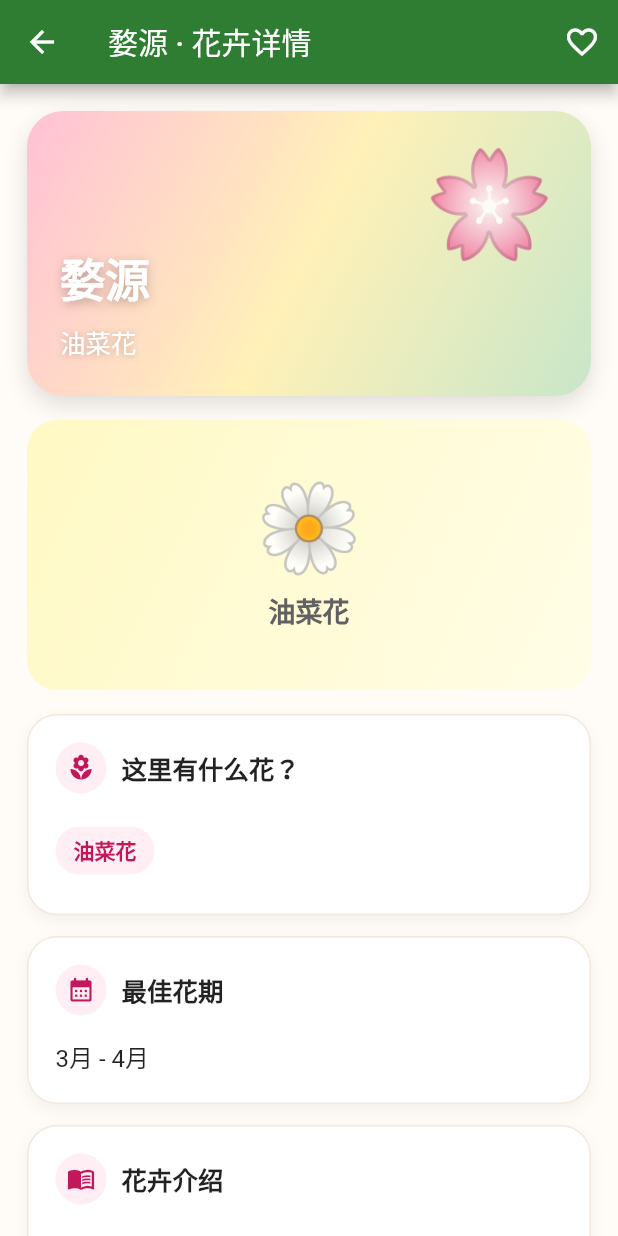
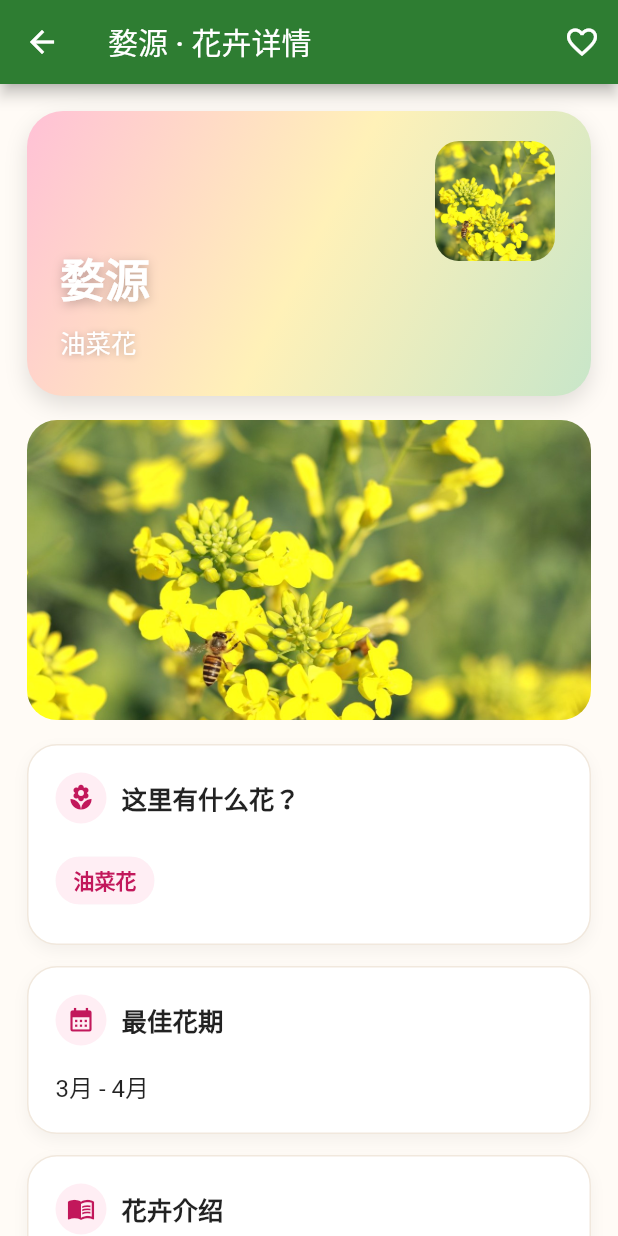
Before and after one commit to blackrain0424-arch/huayu_hua, a Flutter app: the DiscoverPage screen opened directly, after a tap on "油菜花海", on a phone screen of 412 x 824 dp. Run offline on Flutter 3.47's test engine with Material 3 defaults, Android fonts, the phone set to English and light mode, and no system bars; our stand-ins replace flutter_map, flutter_tts, geolocator, image_picker, latlong2, shared_preferences and 1 more; accounts and stored records are empty.

Commit message:
feat: 全面替换花卉emoji为实景图片 + 更新README开发文档
- 新增 FlowerImageMapper 花名→图片路径映射工具 (lib/utils/)
- 新增 FlowerImageWidget 可复用花卉图片组件 (lib/widgets/)
- 更新 flower_detail_page: 渐变占位图→Image.asset实景图
- 更新 map_home_page: 地图标记/搜索结果/弹出层替换为实景图
- 更新 discover_page: 推荐卡片/月份网格替换为实景图
- 更新 favorites_page/browse_history_page: 列表图标替换
- README.md: 完整开发平台文档、项目结构、功能一览

```diff
--- a/lib/pages/browse_history_page.dart
+++ b/lib/pages/browse_history_page.dart
@@ -4,6 +4,7 @@ import '../models/flower_spot.dart';
 import '../data/flower_data.dart';
 import '../services/storage_service.dart';
 import '../widgets/common_widgets.dart';
+import '../widgets/flower_image_widget.dart';
 import 'flower_detail_page.dart';
 
 class BrowseHistoryPage extends StatefulWidget {
@@ -129,11 +130,13 @@ class _BrowseHistoryPageState extends State<BrowseHistoryPage> {
               width: 46,
               height: 46,
               decoration: const BoxDecoration(
-                color: appLightPink,
                 shape: BoxShape.circle,
               ),
-              alignment: Alignment.center,
-              child: const Text('🌸', style: TextStyle(fontSize: 22)),
+              child: FlowerImageWidget(
+                flowerNames: record.flowers,
+                size: 46,
+                circle: true,
+              ),
             ),
             const SizedBox(width: 14),
             Expanded(
--- a/lib/pages/discover_page.dart
+++ b/lib/pages/discover_page.dart
@@ -2,6 +2,7 @@ import 'package:flutter/material.dart';
 import '../data/flower_data.dart';
 import '../widgets/common_widgets.dart';
 import '../widgets/daily_flower_card.dart';
+import '../widgets/flower_image_widget.dart';
 import 'flower_detail_page.dart';
 
 class DiscoverPage extends StatelessWidget {
@@ -27,7 +28,7 @@ class DiscoverPage extends StatelessWidget {
           const SizedBox(height: 12),
           _buildRecommendCard(
             context,
-            emoji: '🌸',
+            flowerName: '牡丹',
             title: '春日牡丹',
             subtitle: '洛阳、菏泽 · 4月前后',
             description: '牡丹雍容华贵，是春季最具代表性的观赏花卉之一。',
@@ -36,7 +37,7 @@ class DiscoverPage extends StatelessWidget {
           ),
           _buildRecommendCard(
             context,
-            emoji: '🌼',
+            flowerName: '油菜花',
             title: '油菜花海',
             subtitle: '婺源 · 3月 - 4月',
             description: '层层梯田与金黄色花海交织，是春日旅行的经典目的地。',
@@ -45,7 +46,7 @@ class DiscoverPage extends StatelessWidget {
           ),
           _buildRecommendCard(
             context,
-            emoji: '💜',
+            flowerName: '薰衣草',
             title: '薰衣草花田',
             subtitle: '伊犁 · 6月 - 7月',
             description: '夏季的伊犁有大片紫色薰衣草花田，浪漫又治愈。',
@@ -155,7 +156,7 @@ class DiscoverPage extends StatelessWidget {
 
   Widget _buildRecommendCard(
     BuildContext context, {
-    required String emoji,
+    required String flowerName,
     required String title,
     required String subtitle,
     required String description,
@@ -184,7 +185,11 @@ class DiscoverPage extends StatelessWidget {
         child: Row(
           crossAxisAlignment: CrossAxisAlignment.start,
           children: [
-            Text(emoji, style: const TextStyle(fontSize: 38)),
+            FlowerImageWidget(
+              flowerName: flowerName,
+              size: 52,
+              borderRadius: 12,
+            ),
             const SizedBox(width: 14),
             Expanded(
               child: Column(
@@ -248,7 +253,11 @@ class DiscoverPage extends StatelessWidget {
             ),
             child: Column(
               children: [
-                Text(m['e']!, style: const TextStyle(fontSize: 28)),
+                FlowerImageWidget(
+                  flowerName: m['f']!,
+                  size: 36,
+                  borderRadius: 10,
+                ),
                 const SizedBox(height: 4),
                 Text(
                   m['m']!,
--- a/lib/pages/favorites_page.dart
+++ b/lib/pages/favorites_page.dart
@@ -3,6 +3,7 @@ import '../models/flower_spot.dart';
 import '../data/flower_data.dart';
 import '../services/storage_service.dart';
 import '../widgets/common_widgets.dart';
+import '../widgets/flower_image_widget.dart';
 import 'flower_detail_page.dart';
 
 class FavoritesPage extends StatefulWidget {
@@ -100,11 +101,13 @@ class _FavoritesPageState extends State<FavoritesPage> {
               width: 46,
               height: 46,
               decoration: const BoxDecoration(
-                color: appLightPink,
                 shape: BoxShape.circle,
               ),
-              alignment: Alignment.center,
-              child: const Text('🌸', style: TextStyle(fontSize: 22)),
+              child: FlowerImageWidget(
+                flowerNames: spot.flowers,
+                size: 46,
+                circle: true,
+              ),
             ),
             const SizedBox(width: 14),
             Expanded(
--- a/lib/pages/flower_detail_page.dart
+++ b/lib/pages/flower_detail_page.dart
@@ -3,6 +3,8 @@ import '../models/flower_spot.dart';
 import '../models/browse_record.dart';
 import '../services/storage_service.dart';
 import '../widgets/common_widgets.dart';
+import '../widgets/flower_image_widget.dart';
+import '../utils/flower_image_mapper.dart';
 
 class FlowerDetailPage extends StatefulWidget {
   final FlowerSpot spot;
@@ -149,10 +151,14 @@ class _FlowerDetailPageState extends State<FlowerDetailPage> {
       ),
       child: Stack(
         children: [
-          const Positioned(
+          Positioned(
             right: 24,
             top: 20,
-            child: Text('🌸', style: TextStyle(fontSize: 70)),
+            child: FlowerImageWidget(
+              flowerNames: spot.flowers,
+              size: 80,
+              borderRadius: 16,
+            ),
           ),
           Positioned(
             left: 22,
@@ -190,38 +196,49 @@ class _FlowerDetailPageState extends State<FlowerDetailPage> {
 
   Widget _buildImagePlaceholder() {
     final spot = widget.spot;
-    final List<Color> gradientColors;
-    if (spot.flowers.contains('樱花')) {
-      gradientColors = [const Color(0xFFFFC1D6), const Color(0xFFFFE0EC)];
-    } else if (spot.flowers.contains('荷花')) {
-      gradientColors = [const Color(0xFFC8E6C9), const Color(0xFFF1F8E9)];
-    } else if (spot.flowers.contains('薰衣草')) {
-      gradientColors = [const Color(0xFFE1BEE7), const Color(0xFFF3E5F5)];
-    } else if (spot.flowers.contains('油菜花')) {
-      gradientColors = [const Color(0xFFFFF9C4), const Color(0xFFFFFDE7)];
-    } else if (spot.flowers.contains('梅花')) {
-      gradientColors = [const Color(0xFFFFCDD2), const Color(0xFFFFF0F0)];
-    } else if (spot.flowers.contains('向日葵')) {
-      gradientColors = [const Color(0xFFFFE082), const Color(0xFFFFF8E1)];
-    } else if (spot.flowers.contains('桃花')) {
-      gradientColors = [const Color(0xFFF8BBD0), const Color(0xFFFCE4EC)];
-    } else if (spot.flowers.contains('牡丹')) {
-      gradientColors = [const Color(0xFFE1BEE7), const Color(0xFFFCE4EC)];
-    } else {
-      gradientColors = [const Color(0xFFC8E6C9), const Color(0xFFFFF1B8)];
-    }
+    final imagePath = FlowerImageMapper.getFirstImagePath(spot.flowers);
 
     return Container(
-      height: 180,
+      height: 200,
       decoration: BoxDecoration(
         borderRadius: BorderRadius.circular(20),
-        gradient: LinearGradient(colors: gradientColors, begin: Alignment.topLeft, end: Alignment.bottomRight),
+      ),
+      child: ClipRRect(
+        borderRadius: BorderRadius.circular(20),
+        child: imagePath != null
+            ? Image.asset(
+                imagePath,
+                width: double.infinity,
+                height: 200,
+                fit: BoxFit.cover,
+                errorBuilder: (context, error, stackTrace) {
+                  return _buildImageFallback(spot);
+                },
+              )
+            : _buildImageFallback(spot),
+      ),
+    );
+  }
+
+  Widget _buildImageFallback(FlowerSpot spot) {
+    return Container(
+      decoration: BoxDecoration(
+        borderRadius: BorderRadius.circular(20),
+        gradient: const LinearGradient(
+          colors: [Color(0xFFC8E6C9), Color(0xFFFFF1B8)],
+          begin: Alignment.topLeft,
+          end: Alignment.bottomRight,
+        ),
       ),
       child: Center(
         child: Column(
           mainAxisSize: MainAxisSize.min,
           children: [
-            Text(_flowerEmoji, style: const TextStyle(fontSize: 56)),
+            FlowerImageWidget(
+              flowerNames: spot.flowers,
+              size: 72,
+              borderRadius: 16,
+            ),
             const SizedBox(height: 8),
             Text(
               spot.flowers.join(' · '),
@@ -232,21 +249,4 @@ class _FlowerDetailPageState extends State<FlowerDetailPage> {
       ),
     );
   }
-
-  String get _flowerEmoji {
-    final f = widget.spot.flowers.first;
-    if (f.contains('樱花')) return '🌸';
-    if (f.contains('荷花')) return '🪷';
-    if (f.contains('薰衣草')) return '💜';
-    if (f.contains('油菜花')) return '🌼';
-    if (f.contains('梅花')) return '🌸';
-    if (f.contains('向日葵')) return '🌻';
-    if (f.contains('桃花')) return '🌸';
-    if (f.contains('牡丹')) return '🌺';
-    if (f.contains('山茶')) return '🌺';
-    if (f.contains('琼花')) return '🤍';
-    if (f.contains('桂花')) return '🌼';
-    if (f.contains('格桑花')) return '🌸';
-    return '🌸';
-  }
 }
--- a/lib/pages/map_home_page.dart
+++ b/lib/pages/map_home_page.dart
@@ -10,6 +10,7 @@ import '../models/flower_spot.dart';
 import '../data/flower_data.dart';
 import '../data/city_flower_data.dart';
 import '../widgets/common_widgets.dart';
+import '../widgets/flower_image_widget.dart';
 import 'flower_detail_page.dart';
 import 'upload_form_page.dart';
 
@@ -362,7 +363,12 @@ class _MapHomePageState extends State<MapHomePage> {
               // Title
               Row(
                 children: [
-                  const Text('🌸', style: TextStyle(fontSize: 28)),
+                  FlowerImageWidget(
+                    flowerNames: result.flower != null ? [result.flower!] : null,
+                    flowerName: result.flower,
+                    size: 34,
+                    borderRadius: 8,
+                  ),
                   const SizedBox(width: 10),
                   Expanded(
                     child: Text(
@@ -485,7 +491,11 @@ class _MapHomePageState extends State<MapHomePage> {
               ),
               Row(
                 children: [
-                  const Text('🌸', style: TextStyle(fontSize: 30)),
+                  FlowerImageWidget(
+                    flowerNames: spot.flowers,
+                    size: 36,
+                    borderRadius: 8,
+                  ),
                   const SizedBox(width: 10),
                   Text(spot.name, style: const TextStyle(fontSize: 22, fontWeight: FontWeight.bold)),
                 ],
@@ -616,7 +626,6 @@ class _MapHomePageState extends State<MapHomePage> {
                           Container(
                             width: 42, height: 42,
                             decoration: BoxDecoration(
-                              color: Colors.white,
                               shape: BoxShape.circle,
                               border: Border.all(color: Colors.pink, width: 2),
                               boxShadow: [
@@ -627,8 +636,11 @@ class _MapHomePageState extends State<MapHomePage> {
                                 ),
                               ],
                             ),
-                            alignment: Alignment.center,
-                            child: const Text('🌸', style: TextStyle(fontSize: 24)),
+                            child: FlowerImageWidget(
+                              flowerNames: spot.flowers,
+                              size: 42,
+                              circle: true,
+                            ),
                           ),
                           const SizedBox(height: 2),
                           Container(
@@ -697,10 +709,13 @@ class _MapHomePageState extends State<MapHomePage> {
                         leading: CircleAvatar(
                           radius: 18,
                           backgroundColor: appLightPink,
-                          child: Text(
-                            r.flower != null ? '🌸' : '📍',
-                            style: const TextStyle(fontSize: 16),
-                          ),
+                          child: r.flower != null
+                              ? FlowerImageWidget(
+                                  flowerName: r.flower!,
+                                  size: 28,
+                                  borderRadius: 14,
+                                )
+                              : const Icon(Icons.location_on, size: 18, color: appPink),
                         ),
                         title: Text(r.title, style: const TextStyle(fontWeight: FontWeight.w600)),
                         subtitle: Text(r.subtitle, style: const TextStyle(fontSize: 12)),
--- /dev/null
+++ b/lib/utils/flower_image_mapper.dart
@@ -0,0 +1,85 @@
+/// 花名 → 实景图片路径映射。
+/// 所有图片存放于 assets/flowers/ 目录下。
+class FlowerImageMapper {
+  FlowerImageMapper._();
+
+  static const _basePath = 'assets/flowers';
+
+  /// 花名 → 文件名（不含路径前缀）
+  static const Map<String, String> _nameToFile = {
+    // ===== 直接匹配（花名与文件名一致） =====
+    '梅花': '梅花.jpg',
+    '腊梅': '腊梅.jpg',
+    '水仙': '水仙.jpg',
+    '迎春花': '迎春花.jpg',
+    '玉兰': '玉兰.jpg',
+    '桃花': '桃花.jpg',
+    '樱花': '樱花.jpg',
+    '杏花': '杏花.jpg',
+    '梨花': '梨花.jpg',
+    '牡丹': '牡丹.jpg',
+    '琼花': '琼花.jpg',
+    '油菜花': '油菜花.jpg',
+    '芍药': '芍药.jpg',
+    '蔷薇': '蔷薇.jpg',
+    '荷花': '荷花.jpg',
+    '石榴花': '石榴花.jpg',
+    '栀子花': '栀子花.jpg',
+    '薰衣草': '薰衣草.jpg',
+    '百合': '百合.jpg',
+    '紫薇': '紫薇.jpg',
+    '桂花': '桂花.jpg',
+    '向日葵': '向日葵.jpg',
+    '海棠花': '海棠花.jpg',
+    '菊花': '菊花.jpg',
+    '木芙蓉': '木芙蓉.jpg',
+    '栾树花': '栾树花.jpg',
+    '格桑花': '格桑花.jpg',
+    '银杏': '银杏.jpg',
+    '红枫': '红枫.jpg',
+    '君子兰': '君子兰.jpg',
+    '蟹爪兰': '蟹爪兰.jpg',
+    '一品红': '一品红.jpg',
+
+    // ===== 别名/变体映射 =====
+    '山茶': '山茶花.jpg',
+    '山茶花': '山茶花.jpg',
+    '杜鹃': '杜鹃花.jpg',
+    '杜鹃花': '杜鹃花.jpg',
+    '芙蓉': '木芙蓉.jpg',
+    '耐冬（山茶）': '山茶花.jpg',
+    '茶花': '山茶花.jpg',
+    '月季': '月季.jpg',
+    '丁香': '丁香.jpg',
+    '玫瑰': '玫瑰.jpg',
+    '白玉兰': '玉兰.jpg',
+    '格桑': '格桑花.jpg',
+
+    // ===== 以下花种暂无实景图片 =====
+    // 热带花卉、木棉花、簕杜鹃/三角梅、兰花、茉莉花、朱槿
+  };
+
+  /// 根据花名获取图片路径，没有对应图片返回 null。
+  static String? getImagePath(String flowerName) {
+    // 先精确匹配
+    if (_nameToFile.containsKey(flowerName)) {
+      return '$_basePath/${_nameToFile[flowerName]}';
+    }
+    // 模糊匹配：花名.contains(图片花名) 或 图片花名.contains(花名)
+    for (final entry in _nameToFile.entries) {
+      if (flowerName.contains(entry.key) || entry.key.contains(flowerName)) {
+        return '$_basePath/${entry.value}';
+      }
+    }
+    return null;
+  }
+
+  /// 从一组花名中获取第一个有图片的路径。
+  static String? getFirstImagePath(List<String> flowerNames) {
+    for (final name in flowerNames) {
+      final path = getImagePath(name);
+      if (path != null) return path;
+    }
+    return null;
+  }
+}
--- /dev/null
+++ b/lib/widgets/flower_image_widget.dart
@@ -0,0 +1,125 @@
+import 'package:flutter/material.dart';
+import '../utils/flower_image_mapper.dart';
+
+/// 花卉图片组件。
+///
+/// 优先显示 [imagePath]（若提供），否则通过 [flowerName] 查找实景图。
+/// 加载失败或找不到图片时回退到 emoji。
+class FlowerImageWidget extends StatelessWidget {
+  /// 花名，用于查找对应的实景图片。
+  final String? flowerName;
+
+  /// 多花名列表，取第一个有图片的显示。
+  final List<String>? flowerNames;
+
+  /// 直接指定图片路径（优先级最高）。
+  final String? imagePath;
+
+  /// 图片/emoji 尺寸（正方形）。
+  final double size;
+
+  /// 圆角半径。
+  final double borderRadius;
+
+  /// 是否为圆形（常用于头像位置）。
+  final bool circle;
+
+  const FlowerImageWidget({
+    super.key,
+    this.flowerName,
+    this.flowerNames,
+    this.imagePath,
+    this.size = 48,
+    this.borderRadius = 10,
+    this.circle = false,
+  }) : assert(flowerName != null || flowerNames != null || imagePath != null,
+            '至少提供 flowerName、flowerNames 或 imagePath 之一');
+
+  @override
+  Widget build(BuildContext context) {
+    // 解析最终图片路径
+    final String? resolvedPath = imagePath ??
+        (flowerName != null
+            ? FlowerImageMapper.getImagePath(flowerName!)
+            : null) ??
+        (flowerNames != null
+            ? FlowerImageMapper.getFirstImagePath(flowerNames!)
+            : null);
+
+    // 确定回退 emoji
+    final emoji = _getEmoji();
+
+    if (resolvedPath != null) {
+      Widget imageWidget = ClipRRect(
+        borderRadius:
+            circle ? BorderRadius.circular(size / 2) : BorderRadius.circular(borderRadius),
+        child: Image.asset(
+          resolvedPath,
+          width: size,
+          height: size,
+          fit: BoxFit.cover,
+          errorBuilder: (context, error, stackTrace) {
+            return _buildEmojiFallback(emoji);
+          },
+        ),
+      );
+      return SizedBox(width: size, height: size, child: imageWidget);
+    }
+
+    return SizedBox(width: size, height: size, child: _buildEmojiFallback(emoji));
+  }
+
+  Widget _buildEmojiFallback(String emoji) {
+    return Container(
+      width: size,
+      height: size,
+      decoration: BoxDecoration(
+        color: const Color(0xFFFFEEF4),
+        borderRadius:
+            circle ? BorderRadius.circular(size / 2) : BorderRadius.circular(borderRadius),
+      ),
+      alignment: Alignment.center,
+      child: Text(emoji, style: TextStyle(fontSize: size * 0.55)),
+    );
+  }
+
+  String _getEmoji() {
+    final name = flowerName ?? flowerNames?.firstOrNull ?? '';
+    if (name.contains('樱花')) return '🌸';
+    if (name.contains('荷花')) return '🪷';
+    if (name.contains('薰衣草')) return '💜';
+    if (name.contains('油菜花')) return '🌼';
+    if (name.contains('梅花')) return '🌸';
+    if (name.contains('腊梅')) return '🟡';
+    if (name.contains('向日葵')) return '🌻';
+    if (name.contains('桃花')) return '🌸';
+    if (name.contains('牡丹')) return '🌺';
+    if (name.contains('山茶')) return '🌺';
+    if (name.contains('琼花')) return '🤍';
+    if (name.contains('桂花')) return '🌼';
+    if (name.contains('格桑花')) return '🌸';
+    if (name.contains('水仙')) return '🌼';
+    if (name.contains('玉兰')) return '🤍';
+    if (name.contains('杏花')) return '🌸';
+    if (name.contains('梨花')) return '🤍';
+    if (name.contains('杜鹃')) return '🌺';
+    if (name.contains('芍药')) return '🌸';
+    if (name.contains('蔷薇')) return '🌹';
+    if (name.contains('石榴花')) return '🟥';
+    if (name.contains('栀子花')) return '🤍';
+    if (name.contains('百合')) return '🤍';
+    if (name.contains('紫薇')) return '💜';
+    if (name.contains('海棠花')) return '🌸';
+    if (name.contains('菊花')) return '🌼';
+    if (name.contains('木芙蓉')) return '🌸';
+    if (name.contains('栾树花')) return '🟡';
+    if (name.contains('银杏')) return '🍂';
+    if (name.contains('红枫')) return '🍁';
+    if (name.contains('君子兰')) return '🟠';
+    if (name.contains('蟹爪兰')) return '🟥';
+    if (name.contains('一品红')) return '🟥';
+    if (name.contains('迎春花')) return '🌿';
+    if (name.contains('热带')) return '🌴';
+    return '🌸';
+  }
+}
```
Also changed, not shown: 1 other file.
